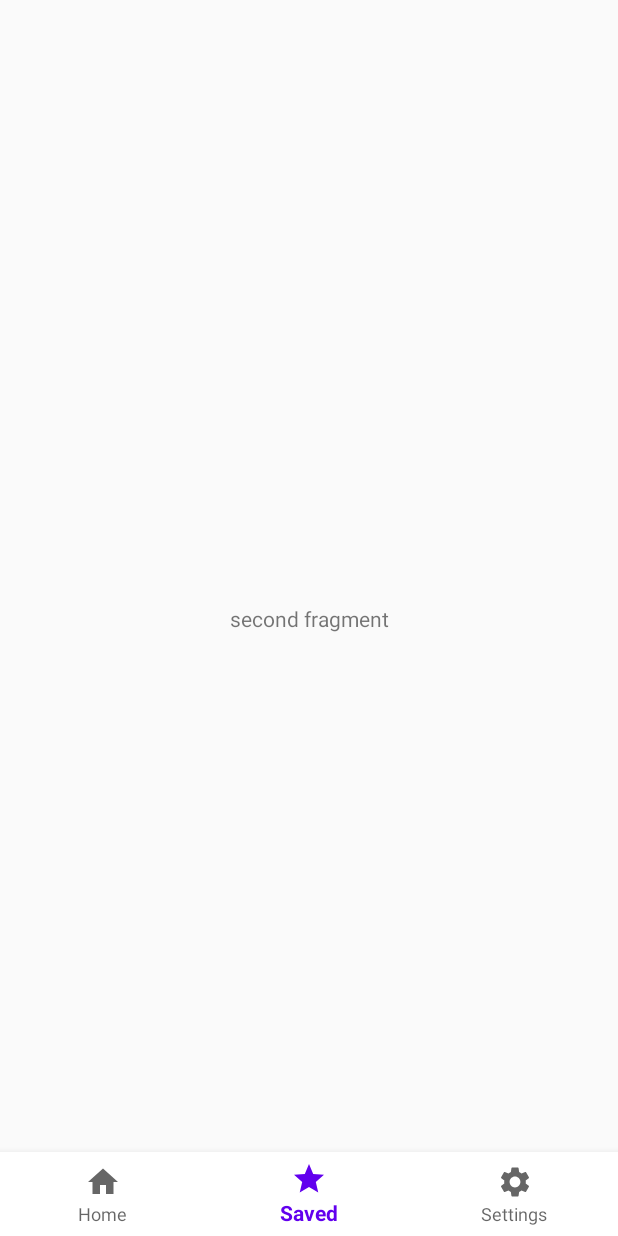
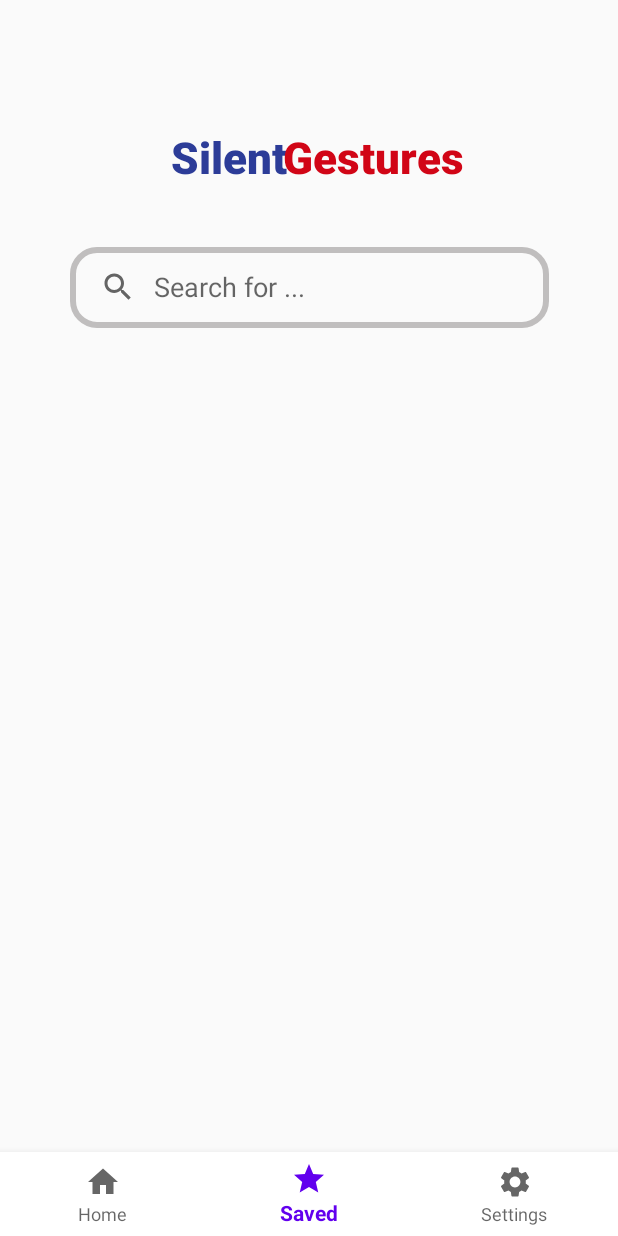
Before and after one commit to mintun-myo-2020/translate-android, an Android app: the SecondFragment screen opened through its navigation route, on a phone screen of 412 x 824 dp. Run offline under Robolectric (Android 15) with nearby library versions, the phone set to English and light mode, and no system bars; our stand-ins replace navigation-ui.

Commit message:
add the search bar ui for saved page

```diff
--- a/app/src/main/java/com/example/silentgestures/SecondFragment.kt
+++ b/app/src/main/java/com/example/silentgestures/SecondFragment.kt
@@ -5,6 +5,10 @@ import androidx.fragment.app.Fragment
 import android.view.LayoutInflater
 import android.view.View
 import android.view.ViewGroup
+import android.widget.SearchView
+import androidx.recyclerview.widget.LinearLayoutManager
+import androidx.recyclerview.widget.RecyclerView
+import com.google.android.material.bottomnavigation.BottomNavigationView
 
 // TODO: Rename parameter arguments, choose names that match
 // the fragment initialization parameters, e.g. ARG_ITEM_NUMBER
@@ -21,6 +25,11 @@ class SecondFragment : Fragment() {
     private var param1: String? = null
     private var param2: String? = null
 
+    private lateinit var recyclerView: RecyclerView
+    private lateinit var searchView: SearchView
+
+
+    @Override
     override fun onCreate(savedInstanceState: Bundle?) {
         super.onCreate(savedInstanceState)
         arguments?.let {
@@ -34,7 +43,21 @@ class SecondFragment : Fragment() {
         savedInstanceState: Bundle?
     ): View? {
         // Inflate the layout for this fragment
-        return inflater.inflate(R.layout.fragment_second, container, false)
+        val view = inflater.inflate(R.layout.fragment_second, container, false)
+        recyclerView = view.findViewById(R.id.recyclerView)
+        searchView = view.findViewById(R.id.searchView)
+
+        recyclerView.setHasFixedSize(true)
+        recyclerView.layoutManager = LinearLayoutManager(this.requireContext())
+
+        addDataToList()
+
+        return view
+
+    }
+
+    private fun addDataToList(){
+
     }
 
     companion object {
--- /dev/null
+++ b/app/src/main/res/drawable/searchview_bg.xml
@@ -0,0 +1,12 @@
+<?xml version="1.0" encoding="utf-8"?>
+<shape xmlns:android="http://schemas.android.com/apk/res/android"
+    android:shape="rectangle">
+
+    <stroke
+        android:width="4dp"
+        android:color="#C0BEBE" />
+
+    <corners
+        android:radius="16dp" />
+
+</shape>
--- a/app/src/main/res/layout/fragment_second.xml
+++ b/app/src/main/res/layout/fragment_second.xml
@@ -7,15 +7,58 @@
     tools:context=".SecondFragment">
 
     <!-- TODO: Update blank fragment layout -->
+
     <TextView
-        android:id="@+id/secondFragment"
+        android:id="@+id/silentTextView2"
         android:layout_width="wrap_content"
         android:layout_height="wrap_content"
-        android:text="second fragment"
+        android:fontFamily="sans-serif-black"
+        android:text="Silent"
+        android:textColor="#2C3C98"
+        android:textSize="29sp"
+        app:layout_constraintBottom_toBottomOf="parent"
+        app:layout_constraintEnd_toEndOf="parent"
+        app:layout_constraintHorizontal_bias="0.34"
+        app:layout_constraintStart_toStartOf="parent"
+        app:layout_constraintTop_toTopOf="parent"
+        app:layout_constraintVertical_bias="0.108" />
+
+    <TextView
+        android:id="@+id/gesturesTextView2"
+        android:layout_width="wrap_content"
+        android:layout_height="wrap_content"
+        android:fontFamily="sans-serif-black"
+        android:text="Gestures"
+        android:textColor="#D10516"
+        android:textSize="29sp"
+        app:layout_constraintBottom_toBottomOf="parent"
+        app:layout_constraintEnd_toEndOf="parent"
+        app:layout_constraintHorizontal_bias="0.648"
+        app:layout_constraintStart_toStartOf="parent"
+        app:layout_constraintTop_toTopOf="parent"
+        app:layout_constraintVertical_bias="0.108" />
+
+    <SearchView
+        android:id="@+id/searchView"
+        android:layout_width="319dp"
+        android:layout_height="54dp"
+        android:queryHint="Search for ..."
+        android:iconifiedByDefault="false"
         app:layout_constraintBottom_toBottomOf="parent"
         app:layout_constraintEnd_toEndOf="parent"
         app:layout_constraintStart_toStartOf="parent"
         app:layout_constraintTop_toTopOf="parent"
-        />
+        app:layout_constraintVertical_bias="0.214"
+        android:background="@drawable/searchview_bg"
+        android:queryBackground="@android:color/transparent"/>
+
+    <androidx.recyclerview.widget.RecyclerView
+        android:id="@+id/recyclerView"
+        android:layout_width="393dp"
+        android:layout_height="490dp"
+        app:layout_constraintEnd_toEndOf="parent"
+        app:layout_constraintStart_toStartOf="parent"
+        tools:ignore="MissingConstraints"
+        tools:layout_editor_absoluteY="216dp" />
 
 </androidx.constraintlayout.widget.ConstraintLayout>
```
